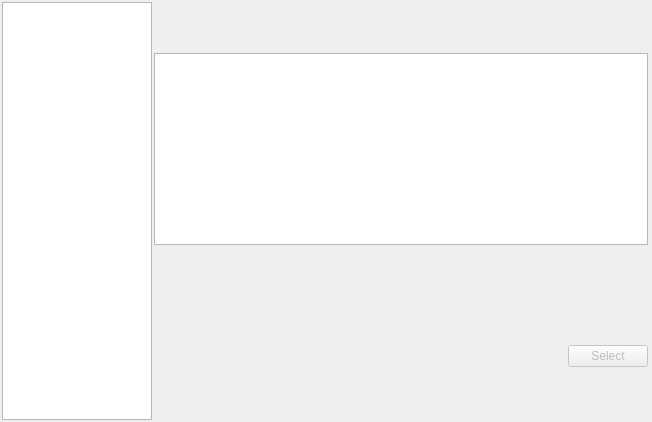
This is ui/field_text_selection_widget.ui in zkovari/plotlyst as Qt 5 draws it before an edit. The edited form follows.
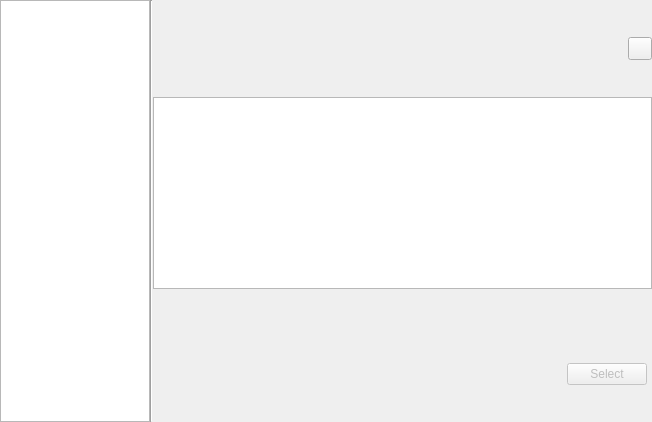
This is the edited form. Custom widgets are drawn as their Qt base class.

```diff
--- a/ui/field_text_selection_widget.ui
+++ b/ui/field_text_selection_widget.ui
@@ -16,6 +16,12 @@
     <verstretch>0</verstretch>
    </sizepolicy>
   </property>
+  <property name="minimumSize">
+   <size>
+    <width>300</width>
+    <height>250</height>
+   </size>
+  </property>
   <property name="windowTitle">
    <string>Frame</string>
   </property>
@@ -24,16 +30,16 @@
     <number>0</number>
    </property>
    <property name="leftMargin">
-    <number>2</number>
+    <number>0</number>
    </property>
    <property name="topMargin">
-    <number>2</number>
+    <number>0</number>
    </property>
    <property name="rightMargin">
-    <number>2</number>
+    <number>0</number>
    </property>
    <property name="bottomMargin">
-    <number>2</number>
+    <number>0</number>
    </property>
    <item>
     <widget class="QTableView" name="tblItems">
@@ -84,23 +90,49 @@
      </attribute>
     </widget>
    </item>
+   <item>
+    <widget class="Line" name="line">
+     <property name="orientation">
+      <enum>Qt::Vertical</enum>
+     </property>
+    </widget>
+   </item>
    <item>
     <layout class="QVBoxLayout" name="verticalLayout">
      <property name="spacing">
-      <number>1</number>
+      <number>0</number>
      </property>
      <property name="leftMargin">
-      <number>2</number>
+      <number>0</number>
      </property>
      <property name="topMargin">
-      <number>2</number>
+      <number>0</number>
      </property>
      <property name="rightMargin">
-      <number>2</number>
+      <number>0</number>
      </property>
      <property name="bottomMargin">
-      <number>2</number>
+      <number>0</number>
      </property>
+     <item alignment="Qt::AlignRight">
+      <widget class="QToolButton" name="btnIgnore">
+       <property name="cursor">
+        <cursorShape>PointingHandCursor</cursorShape>
+       </property>
+       <property name="toolTip">
+        <string>Ignore this field and set to null</string>
+       </property>
+       <property name="text">
+        <string/>
+       </property>
+       <property name="iconSize">
+        <size>
+         <width>16</width>
+         <height>16</height>
+        </size>
+       </property>
+      </widget>
+     </item>
      <item>
       <widget class="QTextBrowser" name="textBrowser">
        <property name="sizePolicy">
@@ -127,7 +159,28 @@
        </property>
       </widget>
      </item>
-     <item alignment="Qt::AlignRight">
+     <item>
+      <layout class="QHBoxLayout" name="horizontalLayout_2">
+       <property name="leftMargin">
+        <number>5</number>
+       </property>
+       <property name="rightMargin">
+        <number>5</number>
+       </property>
+       <item>
+        <spacer name="horizontalSpacer">
+         <property name="orientation">
+          <enum>Qt::Horizontal</enum>
+         </property>
+         <property name="sizeHint" stdset="0">
+          <size>
+           <width>40</width>
+           <height>20</height>
+          </size>
+         </property>
+        </spacer>
+       </item>
+       <item>
       <widget class="QPushButton" name="btnSelect">
        <property name="enabled">
         <bool>false</bool>
@@ -151,6 +204,8 @@
         <bool>true</bool>
        </property>
       </widget>
+       </item>
+      </layout>
      </item>
     </layout>
    </item>
```
Lines whose indentation alone changed are shown as unchanged.
